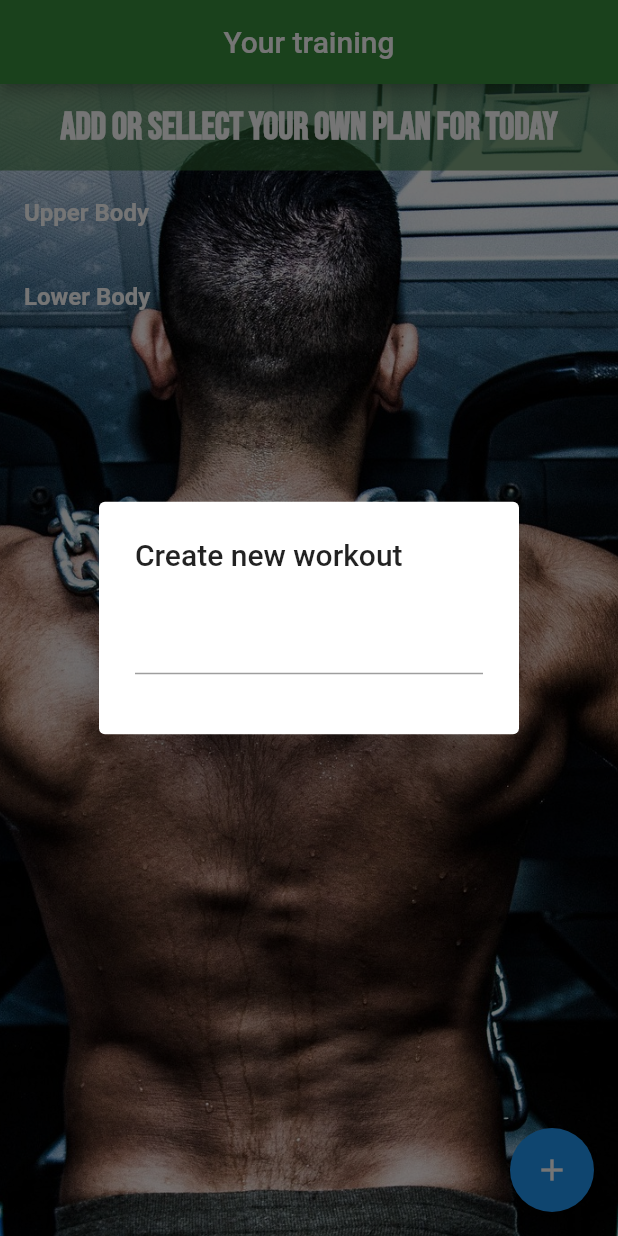
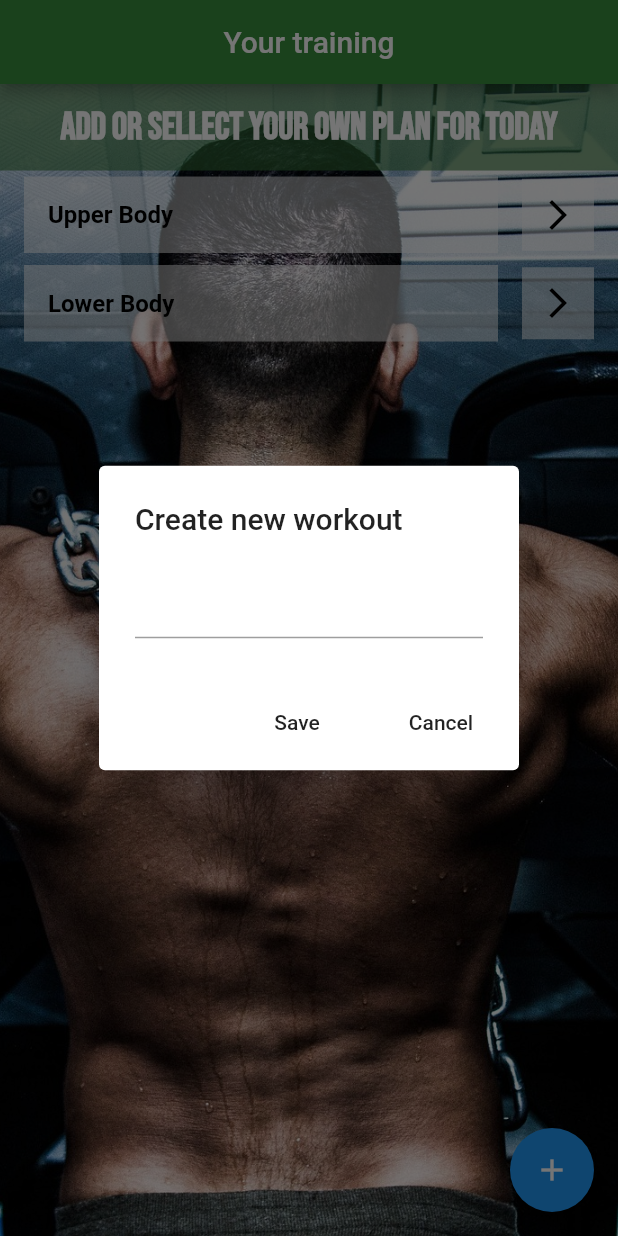
Before and after one commit to Mankol29/gym_workout, a Flutter app: the screen it shows after launch, after a tap on the "add" icon, on a phone screen of 412 x 824 dp. Run offline on Flutter 3.47's test engine with Material 2 defaults, Android fonts, the phone set to English and light mode, and no system bars; our stand-ins replace google_fonts.

```diff
--- a/lib/features/pages/home_page.dart
+++ b/lib/features/pages/home_page.dart
@@ -2,6 +2,8 @@ import 'package:flutter/material.dart';
 import 'package:google_fonts/google_fonts.dart';
 import 'package:gym_workout/features/data/workout_data.dart';
 import 'package:provider/provider.dart';
+
+import 'workout_page.dart';
 
 class HomePage extends StatefulWidget {
   const HomePage({super.key});
@@ -11,14 +13,65 @@ class HomePage extends StatefulWidget {
 }
 
 class _HomePageState extends State<HomePage> {
+  // text controller
+  final newWorkoutSaveController = TextEditingController();
+
   void createNewWorkout() {
     showDialog(
         context: context,
-        builder: (context) => const AlertDialog(
-              title: Text("Create new workout"),
-              content: TextField(),
-              actions: [],
+        builder: (context) => AlertDialog(
+              title: const Text("Create new workout"),
+              content: TextField(
+                controller: newWorkoutSaveController,
+              ),
+              actions: [
+                // save button
+                MaterialButton(
+                  onPressed: save,
+                  child: const Text('Save'),
+                ),
+
+                // cancel button
+
+                MaterialButton(
+                  onPressed: cancel,
+                  child: const Text('Cancel'),
+                )
+              ],
             ));
+  }
+
+  // go to workout page
+  void workoutPage(String workoutName) {
+    Navigator.push(
+        context,
+        MaterialPageRoute(
+          builder: (context) => WorkoutPage(workoutName: workoutName),
+        ));
+  }
+
+  // save workout
+  void save() {
+    // get workout name from controller
+    String newWorkoutSave = newWorkoutSaveController.text;
+    //add workout
+    Provider.of<WorkoutPlan>(context, listen: false).addWorkout(newWorkoutSave);
+
+    // pop of dialog
+    Navigator.pop(context);
+    clear();
+  }
+
+  // cancel workout
+  void cancel() {
+    // pop of dioalog
+    Navigator.pop(context);
+    clear();
+  }
+
+  // clear dialog
+  void clear() {
+    newWorkoutSaveController.clear();
   }
 
   @override
@@ -67,10 +120,25 @@ class _HomePageState extends State<HomePage> {
                   scrollDirection: Axis.vertical,
                   itemCount: value.getWorkoutList().length,
                   itemBuilder: (context, index) => ListTile(
-                    title: Text(
-                      value.getWorkoutList()[index].name,
-                      style: TextStyle(
-                          color: Colors.white, fontWeight: FontWeight.bold),
+                    title: Container(
+                      padding: EdgeInsets.all(16),
+                      color: Colors.white54,
+                      child: Text(
+                        value.getWorkoutList()[index].name,
+                        style: const TextStyle(
+                            color: Colors.black, fontWeight: FontWeight.bold),
+                      ),
+                    ),
+                    trailing: Container(
+                      color: Colors.white54,
+                      child: IconButton(
+                        icon: Icon(
+                          Icons.arrow_forward_ios,
+                          color: Colors.black,
+                        ),
+                        onPressed: () =>
+                            workoutPage(value.getWorkoutList()[index].name),
+                      ),
                     ),
                   ),
                 ),
```
Also changed, not shown: lib/features/pages/workout_page.dart (added, +68 -0 lines).
